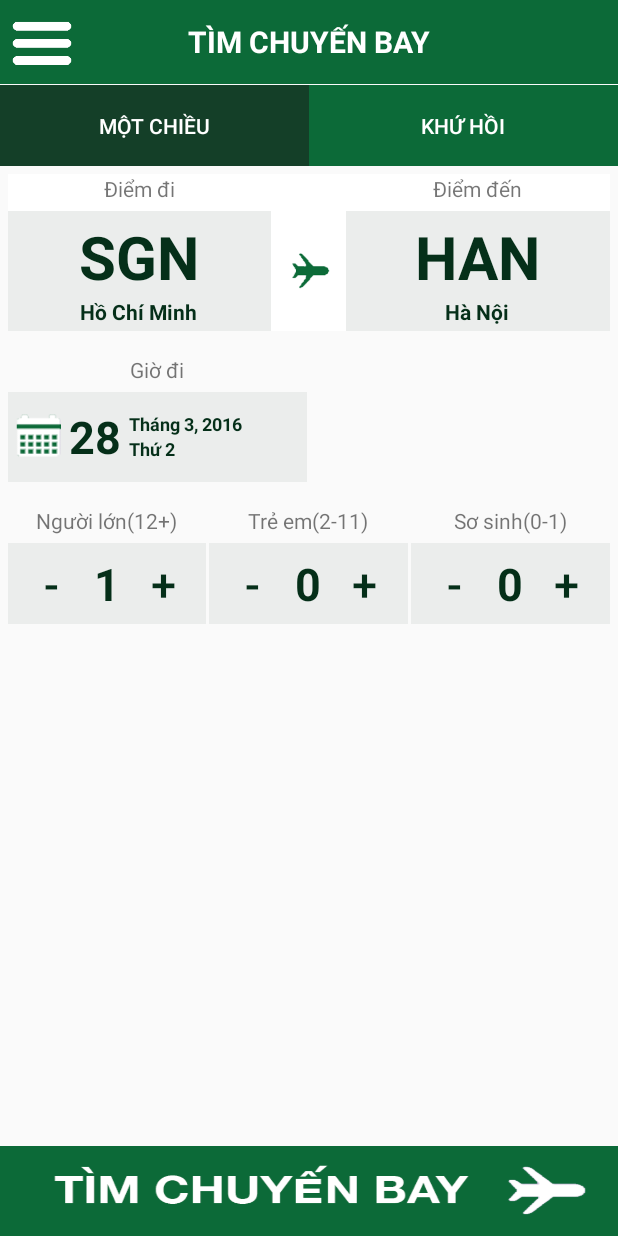
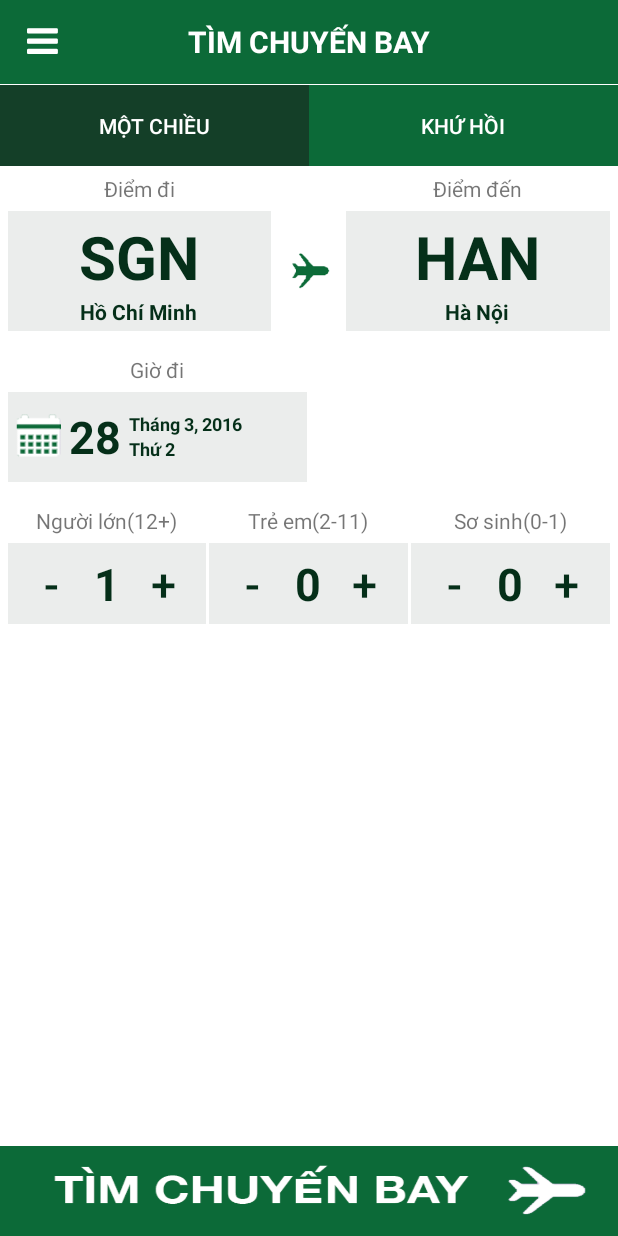
Before and after one commit to codeworxzw/FightBooking, an Android app: the screen it shows after launch (HomeActivity), on a phone screen of 412 x 824 dp. Run offline under Robolectric (Android 15) with nearby library versions, the phone set to English and light mode, and no system bars; 2 statements that could not run were skipped.

Commit message:
Fix bugs Home Main

```diff
--- a/app/src/main/AndroidManifest.xml
+++ b/app/src/main/AndroidManifest.xml
@@ -90,6 +90,11 @@
             android:screenOrientation="portrait"
             android:theme="@style/AppTheme.NoActionBar" />
 
+        <activity
+            android:name="com.ebksoft.flightbooking.ManageBookingTicket"
+            android:screenOrientation="portrait"
+            android:theme="@style/AppTheme.NoActionBar" />
+
     </application>
 
 </manifest>
--- a/app/src/main/java/com/ebksoft/flightbooking/HomeActivity.java
+++ b/app/src/main/java/com/ebksoft/flightbooking/HomeActivity.java
@@ -1,6 +1,7 @@
 package com.ebksoft.flightbooking;
 
 import android.content.Intent;
+import android.graphics.Typeface;
 import android.os.Bundle;
 import android.support.design.widget.NavigationView;
 import android.support.v4.content.ContextCompat;
@@ -101,7 +102,11 @@ public class HomeActivity extends AppCompatActivity
         drawer = (DrawerLayout) findViewById(R.id.drawer_layout);
 
         txtTitle = (TextView) findViewById(R.id.txtTitle);
-        findViewById(R.id.imgMenu).setOnClickListener(this);
+
+        Typeface font = Typeface.createFromAsset( getAssets(), "fontawesome-webfont.ttf" );
+        Button button = (Button)findViewById( R.id.imgMenu );
+        button.setTypeface(font);
+        button.setOnClickListener(this);
 
         findViewById(R.id.rlPlaceFrom).setOnClickListener(this);
         findViewById(R.id.rlPlaceTo).setOnClickListener(this);
@@ -159,6 +164,7 @@ public class HomeActivity extends AppCompatActivity
         //Click on menu
         findViewById(R.id.imvHotlineBooking).setOnClickListener(this);
         findViewById(R.id.imvLike).setOnClickListener(this);
+        findViewById(R.id.imvManageTicket).setOnClickListener(this);
     }
 
     private void loadData() {
@@ -439,6 +445,11 @@ public class HomeActivity extends AppCompatActivity
                 startActivity(new Intent(this, GetPromotionActivity.class));
                 drawer.closeDrawer(GravityCompat.START);
                 break;
+
+            case R.id.imvManageTicket:
+                startActivity(new Intent(this, ManageBookingTicket.class));
+                drawer.closeDrawer(GravityCompat.START);
+                break;
         }
     }
 
--- a/app/src/main/res/layout/layout_actionbar_home_activity.xml
+++ b/app/src/main/res/layout/layout_actionbar_home_activity.xml
@@ -14,10 +14,13 @@
         android:textSize="20dp"
         android:textStyle="bold" />
 
-    <ImageView
+    <Button
         android:id="@+id/imgMenu"
+        style="?android:attr/buttonBarButtonStyle"
         android:layout_width="?android:attr/actionBarSize"
         android:layout_height="?android:attr/actionBarSize"
-        android:src="@drawable/ic_menu" />
+        android:text="&#xf0c9;"
+        android:textColor="#fff"
+        android:textSize="24sp" />
 
 </RelativeLayout>
--- a/app/src/main/res/layout/layout_custom_progress_dialog.xml
+++ b/app/src/main/res/layout/layout_custom_progress_dialog.xml
@@ -31,6 +31,6 @@
         android:layout_height="wrap_content"
         android:layout_gravity="center_vertical"
         android:layout_marginLeft="20dp"
-        android:text="@string/app_name" />
+        android:text="@string/loading" />
 
 </LinearLayout>
--- a/app/src/main/res/layout/layout_home_activity.xml
+++ b/app/src/main/res/layout/layout_home_activity.xml
@@ -4,6 +4,7 @@
     xmlns:tools="http://schemas.android.com/tools"
     android:layout_width="match_parent"
     android:layout_height="match_parent"
+    android:background="#fff"
     android:orientation="vertical"
     app:layout_behavior="@string/appbar_scrolling_view_behavior"
     tools:context="com.ebksoft.flightbooking.HomeActivity"
@@ -14,21 +15,49 @@
         android:id="@+id/actionbar"
         layout="@layout/layout_actionbar_home_activity" />
 
+    <FrameLayout
+        android:layout_width="match_parent"
+        android:layout_height="wrap_content">
+
         <include
             android:id="@+id/header"
             layout="@layout/layout_home_header" />
+
+    </FrameLayout>
+
+    <FrameLayout
+        android:layout_width="match_parent"
+        android:layout_height="wrap_content"
+        android:background="#fff">
 
         <include
             android:id="@+id/place"
             layout="@layout/layout_home_place" />
 
+    </FrameLayout>
+
+    <FrameLayout
+        android:layout_width="match_parent"
+        android:layout_height="wrap_content"
+        android:background="#fff">
+
         <include
             android:id="@+id/time"
             layout="@layout/layout_home_time" />
 
+    </FrameLayout>
+
+    <FrameLayout
+        android:layout_width="match_parent"
+        android:layout_height="wrap_content"
+        android:background="#fff">
+
         <include
             android:id="@+id/passenger"
             layout="@layout/layout_home_passenger" />
+
+    </FrameLayout>
+
 
     <!--<include-->
     <!--android:id="@+id/cabin"-->
--- a/app/src/main/res/layout/layout_home_place.xml
+++ b/app/src/main/res/layout/layout_home_place.xml
@@ -2,6 +2,7 @@
 <LinearLayout xmlns:android="http://schemas.android.com/apk/res/android"
     android:layout_width="match_parent"
     android:layout_height="wrap_content"
+    android:background="#fff"
     android:orientation="horizontal"
     android:padding="5dp">
 
--- a/app/src/main/res/layout/layout_menu.xml
+++ b/app/src/main/res/layout/layout_menu.xml
@@ -38,6 +38,7 @@
             android:src="@drawable/ic_like" />
 
         <ImageView
+            android:id="@+id/imvManageTicket"
             android:layout_width="0dp"
             android:layout_height="match_parent"
             android:layout_weight="1"
--- a/app/src/main/res/values/strings.xml
+++ b/app/src/main/res/values/strings.xml
@@ -6,6 +6,7 @@
 
     <string name="action_settings">Settings</string>
 
+    <string name="loading">Đang tải ...</string>
     <string name="connection_timeout">Không tìm thấy máy chủ. Vui lòng thử lại sau</string>
 
     <string name="facebook_app_id">480629078811764</string>
@@ -95,6 +96,8 @@
     <string name="title_get_promotion">Khuyến mãi</string>
     <string name="title_like_desc">Hãy ấn \"like\" và \"+1\" để nhận khuyến mãi</string>
 
+    <!-- Manage Booking Ticket-->
+    <string name="title_manage_booking_ticket">Quản lý vé</string>
 
     <!--Other-->
     <string name="please_choose_go_ticket">Vui lòng chọn vé lượt đi</string>
```
Also changed, not shown: app/src/main/java/com/ebksoft/flightbooking/ManageBookingTicket.java (added, +34 -0 lines), app/src/main/res/layout/layout_get_promotion_activity.xml (+38 -26 lines), app/src/main/res/layout/layout_manage_booking_ticket_activity.xml (added, +20 -0 lines), app/src/main/assets/fontawesome-webfont.ttf (added), app/src/main/res/drawable/ic_fb_like.png (added), app/src/main/res/drawable/ic_google_plus_more.png (added). Lines whose indentation alone changed are shown as unchanged.
